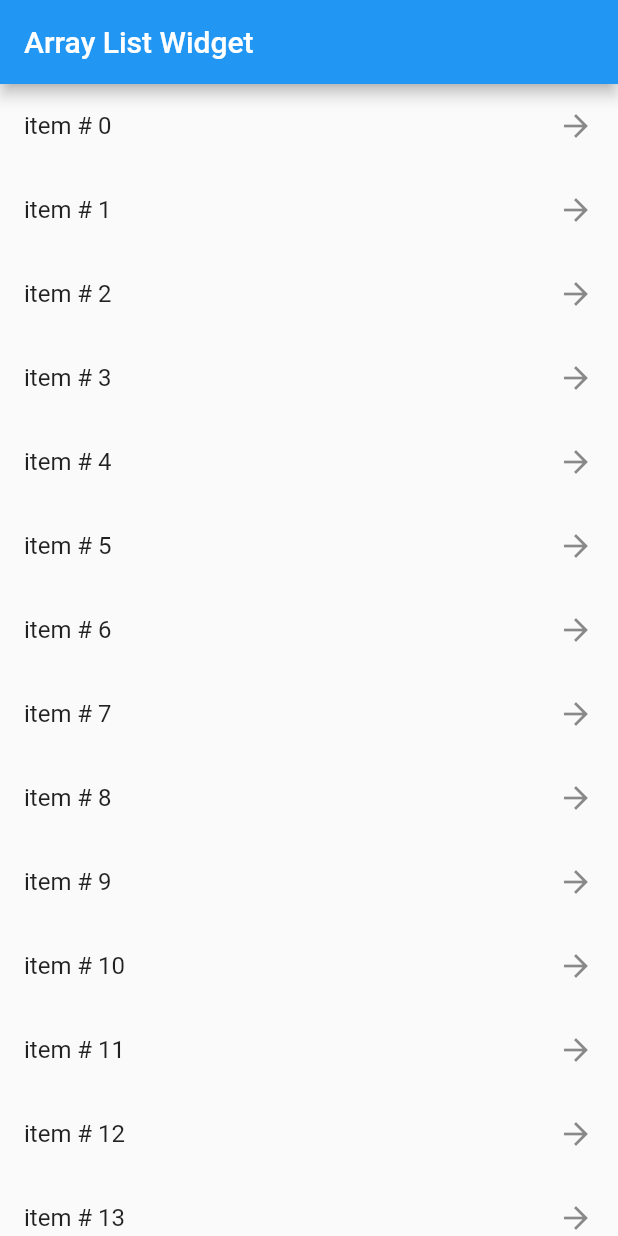
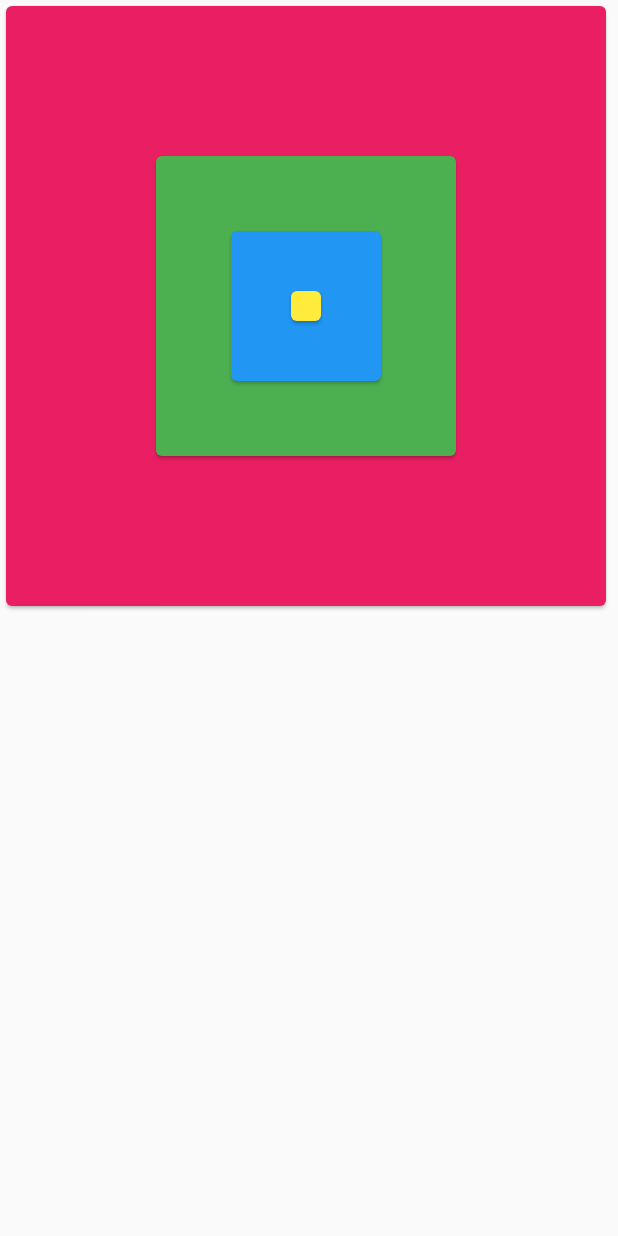
Before and after one commit to sinistra/flutter_widgets, a Flutter app: the screen it shows after launch, on a phone screen of 412 x 824 dp. Run offline on Flutter 3.47's test engine with Material 2 defaults, Android fonts, the phone set to English and light mode, and no system bars.

Commit message:
stack widget

```diff
--- a/lib/main.dart
+++ b/lib/main.dart
@@ -1,44 +1,41 @@
 import 'package:flutter/material.dart';
 
 void main() {
-  runApp(new FmtApp());
+  runApp(new MaterialApp(home: new Application()));
 }
 
-class FmtApp extends StatefulWidget {
+class Application extends StatefulWidget {
   @override
-  _FmtAppState createState() => _FmtAppState();
+  _ApplicationState createState() => new _ApplicationState();
 }
 
-class _FmtAppState extends State<FmtApp> {
-  List<int> items = new List();
-
-  @override
-  void initState() {
-    for (int i=0; i < 50; i++) {
-      items.add(i);
-    }
-    super.initState();
-  }
-
-
-  @override
+class _ApplicationState extends State<Application> {
   Widget build(BuildContext context) {
-    return new MaterialApp(
-      title: 'My App',
-      home: new Scaffold(
-        appBar: new AppBar(
-          title: new Text('Array List Widget'),
-        ),
-        body: new ListView.builder(
-          itemCount: items.length,
-          itemBuilder: (BuildContext context, int index) {
-            return new ListTile(
-              title: new Text('item # $index'),
-              trailing: new Icon(Icons.arrow_forward),
-            );
-          },
-        ),
-      ),
-    );
+    return new Scaffold(
+        body: new Stack(
+      alignment: Alignment.center,
+      children: <Widget>[
+        new Card(
+            color: Colors.pink,
+            child: new Padding(
+              padding: const EdgeInsets.all(200.0),
+            )),
+        new Card(
+            color: Colors.green,
+            child: new Padding(
+              padding: const EdgeInsets.all(100.0),
+            )),
+        new Card(
+            color: Colors.blue,
+            child: new Padding(
+              padding: const EdgeInsets.all(50.0),
+            )),
+        new Card(
+            color: Colors.yellow,
+            child: new Padding(
+              padding: const EdgeInsets.all(10.0),
+            )),
+      ],
+    ));
   }
 }
```
